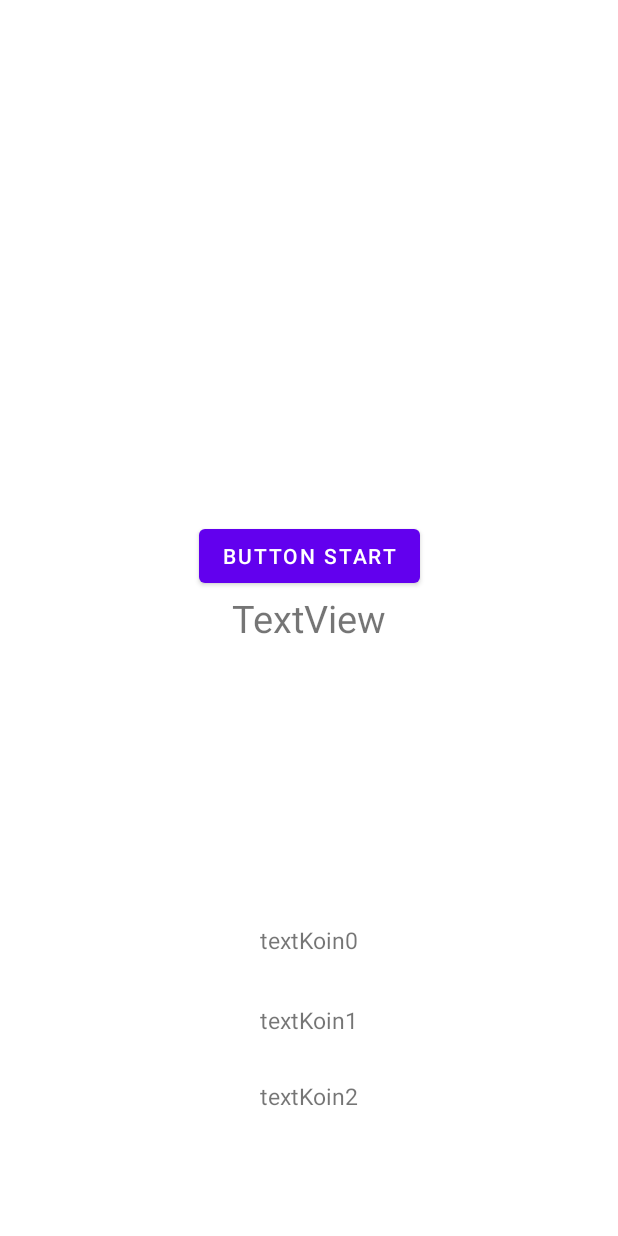
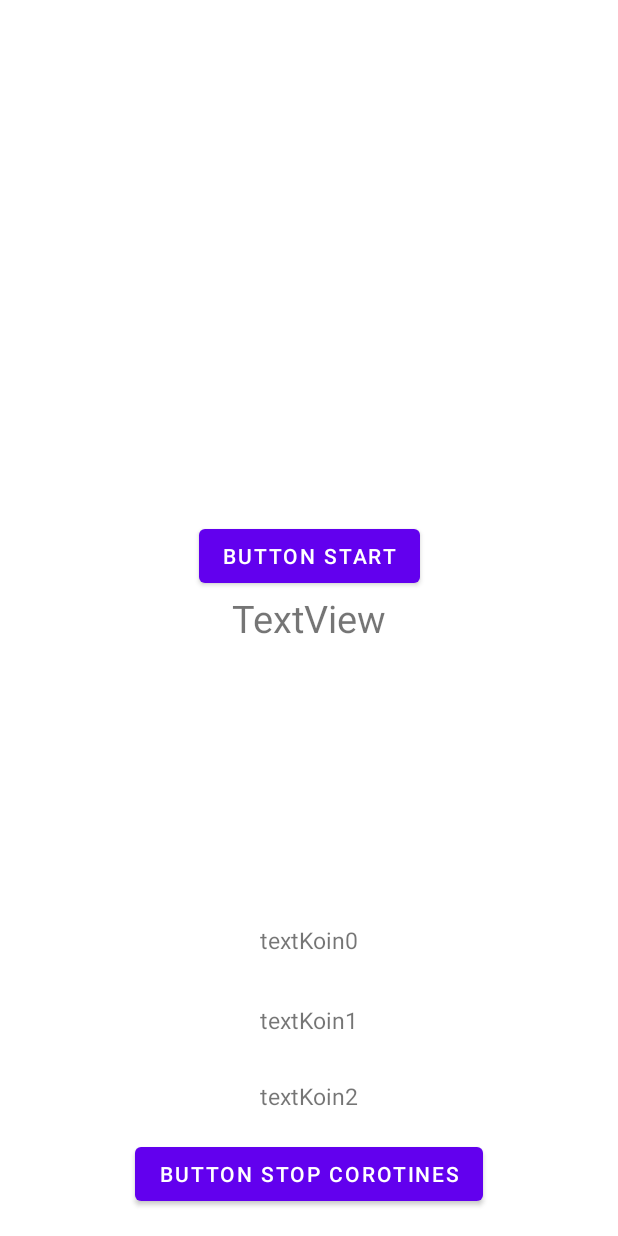
Before and after one commit to matr1x244/MVVM, an Android app: the layout fragment_main.xml on its own in the app's theme, with its tools: preview values and no code run, on a phone screen of 412 x 824 dp. Run offline under Robolectric (Android 15) with nearby library versions, the phone set to English and light mode, and no system bars.

```diff
--- a/app/src/main/res/layout/fragment_main.xml
+++ b/app/src/main/res/layout/fragment_main.xml
@@ -61,4 +61,14 @@
         app:layout_constraintTop_toBottomOf="@+id/textKoin1"
         app:layout_constraintVertical_bias="0.26" />
 
+    <Button
+        android:id="@+id/btnStop"
+        android:layout_width="wrap_content"
+        android:layout_height="wrap_content"
+        android:text="button stop corotines"
+        app:layout_constraintBottom_toBottomOf="parent"
+        app:layout_constraintEnd_toEndOf="parent"
+        app:layout_constraintStart_toStartOf="parent"
+        app:layout_constraintTop_toBottomOf="@+id/textKoin2" />
+
 </androidx.constraintlayout.widget.ConstraintLayout>
```
Also changed, not shown: app/src/main/java/com/geekbrains/mvvm/presentation/view/main/MainFragment.kt (+36 -4 lines).
